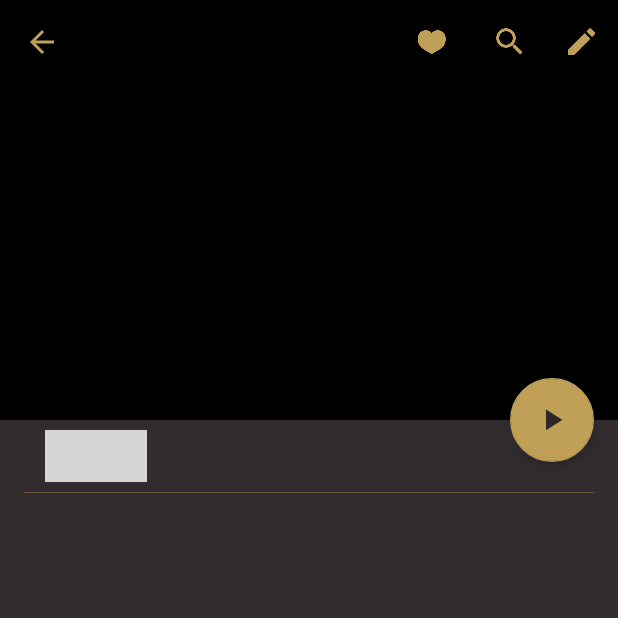
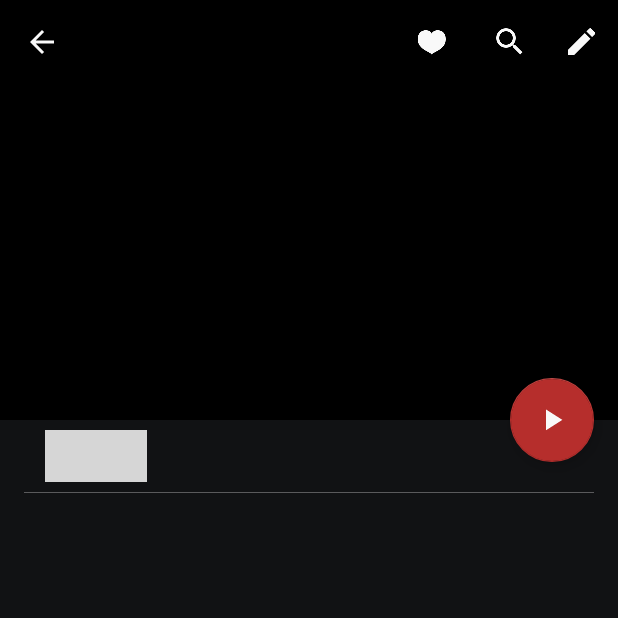
Before and after one commit to DuanJiaNing/Musicoco, an Android app: the SheetDetailActivity screen opened directly, with no data from a screen before it, on a phone screen of 412 x 824 dp, the top half of it. Run offline under Robolectric (Android 15) with nearby library versions, the phone set to English and light mode, and no system bars; libraries missing offline, so code that uses them is left out: android.support.v7, jp.wasabeef.glide, rx.android.schedulers, rx.functions, rx.schedulers; pictures from the network do not load; 5 statements that could not run were skipped; grey boxes are pictures that could not be loaded.

Commit message:
change theme colors

```diff
--- a/app/src/main/AndroidManifest.xml
+++ b/app/src/main/AndroidManifest.xml
@@ -26,7 +26,7 @@
             android:name=".play.PlayActivity"
             android:hardwareAccelerated="true"
             android:launchMode="singleInstance"
-            android:theme="@style/AppTheme.Play" />
+            android:theme="@style/AppTheme" />
 
         <service
             android:exported="true"
--- a/app/src/main/java/com/duan/musicoco/detail/sheet/SheetDetailActivity.java
+++ b/app/src/main/java/com/duan/musicoco/detail/sheet/SheetDetailActivity.java
@@ -116,25 +116,16 @@ public class SheetDetailActivity extends AppCompatActivity implements OnThemeCha
     private void initOptionsMenuColors(Menu menu) {
 
         if (Build.VERSION.SDK_INT >= Build.VERSION_CODES.LOLLIPOP) {
-            Theme th = appPreference.getTheme();
-            int color;
-            switch (th) {
-                case DARK:
-                    color = ColorUtils.get2DarkThemeTextColor()[0];
-                    break;
-                case WHITE:
-                default:
-                    color = Color.WHITE;
-                    break;
-            }
+            int[] colors = ColorUtils.get2ToolbarColors(this);
 
             MenuItem heart = menu.findItem(R.id.sheet_detail_action_collection);
             MenuItem search = menu.findItem(R.id.sheet_detail_search);
             MenuItem edit = menu.findItem(R.id.sheet_detail_action_modify);
 
-            heart.getIcon().setTint(color);
-            search.getIcon().setTint(color);
-            edit.getIcon().setTint(color);
+            int mainC = colors[0];
+            heart.getIcon().setTint(mainC);
+            search.getIcon().setTint(mainC);
+            edit.getIcon().setTint(mainC);
         }
     }
 
@@ -238,68 +229,64 @@ public class SheetDetailActivity extends AppCompatActivity implements OnThemeCha
     public void themeChange(Theme theme, int[] colors) {
 
         Theme th = appPreference.getTheme();
-        updateFloatingBtColor(th);
-        int[] cs = new int[4];
+        int[] cs;
         //标题栏和状态栏颜色
-        int topC;
         switch (th) {
             case DARK:
-                cs = ColorUtils.get4DarkThemeColors();
-                topC = cs[2];
+                cs = ColorUtils.get10DarkThemeColors(this);
                 break;
             case WHITE:
             default:
-                cs = ColorUtils.get4WhiteThemeColors();
-                topC = getResources().getColor(R.color.colorPrimary);
+                cs = ColorUtils.get10WhiteThemeColors(this);
                 break;
         }
 
-        int mainBC = cs[0];
-        int mainTC = cs[1];
-        int vicBC = cs[2];
-        int vicTC = cs[3];
+        int statusC = cs[0];
+        int toolbarC = cs[1];
+        int accentC = cs[2];
+        int mainBC = cs[3];
+        int vicBC = cs[4];
+        int mainTC = cs[5];
+        int vicTC = cs[6];
+        int navC = cs[7];
+        int toolbarMainTC = cs[8];
+        int toolbarVicTC = cs[9];
 
-        songListController.themeChange(th, cs);
+        songListController.themeChange(th, new int[]{
+                mainBC, vicBC,
+                mainTC, vicTC
+        });
 
-        int[] cos = {
-                th == Theme.DARK ? mainTC : mainBC, // 主字体色
-                th == Theme.DARK ? vicTC : vicBC, // 辅字体色
-        };
-        infoController.themeChange(th, cos);
+        collapsingToolbarLayout.setContentScrimColor(toolbarC);
+        collapsingToolbarLayout.setStatusBarScrimColor(statusC);
+        container.setBackgroundColor(mainBC);
 
-        collapsingToolbarLayout.setContentScrimColor(topC);
-        collapsingToolbarLayout.setStatusBarScrimColor(topC);
+        updateToolbarColor(th);
+        updateFloatingBtColor(new int[]{accentC, toolbarMainTC, toolbarVicTC});
 
-        container.setBackgroundColor(mainBC);
-        updateToolbarColor(th == Theme.DARK ? mainTC : mainBC);
+        infoController.themeChange(th, new int[]{toolbarMainTC, toolbarVicTC});
 
     }
 
-    private void updateToolbarColor(int textC) {
-        collapsingToolbarLayout.setCollapsedTitleTextColor(textC);
+    private void updateToolbarColor(Theme theme) {
+
+        int[] colors = ColorUtils.get2ToolbarColors(this);
+
+        int mainC = colors[0];
+        collapsingToolbarLayout.setCollapsedTitleTextColor(mainC);
         if (Build.VERSION.SDK_INT >= Build.VERSION_CODES.LOLLIPOP) {
             Drawable navD = toolbar.getNavigationIcon();
             if (navD != null) {
-                navD.setTint(textC);
+                navD.setTint(mainC);
             }
         }
     }
 
-    private void updateFloatingBtColor(Theme theme) {
-        int[] colors = new int[4];
-        switch (theme) {
-            case DARK:
-                colors = ColorUtils.get4DarkDialogThemeColors();
-                break;
-            case WHITE:
-            default:
-                colors = ColorUtils.get4WhiteDialogThemeColors();
-                break;
-        }
+    private void updateFloatingBtColor(int[] colors) {
 
-        int tintC = colors[0];
+        int bgC = colors[0];
+        int tintC = colors[1];
         int rippleC = colors[2];
-        int bgC = colors[3];
 
         infoController.updateFloatingBtColor(new int[]{tintC, rippleC, bgC});
 
--- a/app/src/main/java/com/duan/musicoco/detail/sheet/SheetSongListController.java
+++ b/app/src/main/java/com/duan/musicoco/detail/sheet/SheetSongListController.java
@@ -387,8 +387,8 @@ public class SheetSongListController implements
     public void themeChange(Theme theme, int[] colors) {
 
         int mainBC = colors[0];
-        int mainTC = colors[1];
-        int vicBC = colors[2];
+        int vicBC = colors[1];
+        int mainTC = colors[2];
         int vicTC = colors[3];
 
         songAdapter.themeChange(theme, new int[]{mainTC, vicTC});
--- a/app/src/main/java/com/duan/musicoco/main/MySheetsAdapter.java
+++ b/app/src/main/java/com/duan/musicoco/main/MySheetsAdapter.java
@@ -58,6 +58,8 @@ public class MySheetsAdapter extends BaseAdapter implements
     private int mainBC;
     private int vicTC;
     private int vicBC;
+    private int accentC;
+
     private final OptionsDialog mDialog;
     private OptionsAdapter moreOptionsAdapter;
 
@@ -258,6 +260,7 @@ public class MySheetsAdapter extends BaseAdapter implements
         mainTC = colors[1];
         vicBC = colors[2];
         vicTC = colors[3];
+        accentC = colors[4];
 
         mDialog.setTitleBarBgColor(vicBC);
         mDialog.setContentBgColor(mainBC);
@@ -265,7 +268,7 @@ public class MySheetsAdapter extends BaseAdapter implements
         mDialog.setTitleTextColor(mainTC);
 
         moreOptionsAdapter.setTextColor(mainTC);
-        moreOptionsAdapter.setIconColor(vicTC);
+        moreOptionsAdapter.setIconColor(accentC);
 
         notifyDataSetChanged();
     }
--- a/app/src/main/java/com/duan/musicoco/util/ColorUtils.java
+++ b/app/src/main/java/com/duan/musicoco/util/ColorUtils.java
@@ -301,19 +301,30 @@ public class ColorUtils {
      * 2 辅背景色
      * 3 辅字体色
      */
-    public static int[] get4WhiteThemeColors() {
-        Context context = App.getContext();
-        int[] colors = new int[4];
+    public static int[] get10WhiteThemeColors(Context context) {
+        int[] colors = new int[10];
         if (Build.VERSION.SDK_INT >= Build.VERSION_CODES.M) {
-            colors[0] = context.getColor(R.color.theme_white_primary); //主背景色
-            colors[1] = context.getColor(R.color.theme_white_main_text); // 主字体色
-            colors[2] = context.getColor(R.color.theme_white_primary_dark); // 辅背景色
-            colors[3] = context.getColor(R.color.theme_white_vic_text); // 辅字体色
+            colors[0] = context.getColor(R.color.theme_white_primary);
+            colors[1] = context.getColor(R.color.theme_white_primary_dark);
+            colors[2] = context.getColor(R.color.theme_white_accent);
+            colors[3] = context.getColor(R.color.theme_white_main_bg);
+            colors[4] = context.getColor(R.color.theme_white_vic_bg);
+            colors[5] = context.getColor(R.color.theme_white_main_text);
+            colors[6] = context.getColor(R.color.theme_white_vic_text);
+            colors[7] = context.getColor(R.color.theme_white_nav);
+            colors[8] = context.getColor(R.color.theme_white_toolbar_main_text);
+            colors[9] = context.getColor(R.color.theme_white_toolbar_vic_text);
         } else {
-            colors[0] = context.getResources().getColor(R.color.theme_white_primary); //主背景色
-            colors[1] = context.getResources().getColor(R.color.theme_white_main_text); // 主字体色
-            colors[2] = context.getResources().getColor(R.color.theme_white_primary_dark); // 辅背景色
-            colors[3] = context.getResources().getColor(R.color.theme_white_vic_text); // 辅字体色
+            colors[0] = context.getResources().getColor(R.color.theme_white_primary);
+            colors[1] = context.getResources().getColor(R.color.theme_white_primary_dark);
+            colors[2] = context.getResources().getColor(R.color.theme_white_accent);
+            colors[3] = context.getResources().getColor(R.color.theme_white_main_bg);
+            colors[4] = context.getResources().getColor(R.color.theme_white_vic_bg);
+            colors[5] = context.getResources().getColor(R.color.theme_white_main_text);
+            colors[6] = context.getResources().getColor(R.color.theme_white_vic_text);
+            colors[7] = context.getResources().getColor(R.color.theme_white_nav);
+            colors[8] = context.getResources().getColor(R.color.theme_white_toolbar_main_text);
+            colors[9] = context.getResources().getColor(R.color.theme_white_toolbar_vic_text);
         }
 
         return colors;
@@ -321,24 +332,41 @@ public class ColorUtils {
 
 
     /**
-     * 0 主背景色
-     * 1 主字体色
-     * 2 辅背景色
-     * 3 辅字体色
+     * 0 状态栏背景色<br>
+     * 1 标题栏背景色<br>
+     * 2 控件首选色<br>
+     * 3 主背景色<br>
+     * 4 辅背景色<br>
+     * 5 主字体色<br>
+     * 6 辅字体色<br>
+     * 7 底部导航背景色<br>
+     * 8 标题栏主字体色<br>
+     * 9 标题栏辅字体色<br>
      */
-    public static int[] get4DarkThemeColors() {
-        Context context = App.getContext();
-        int[] colors = new int[4];
+    public static int[] get10DarkThemeColors(Context context) {
+        int[] colors = new int[10];
         if (Build.VERSION.SDK_INT >= Build.VERSION_CODES.M) {
-            colors[0] = context.getColor(R.color.theme_dark_primary); //主背景色
-            colors[1] = context.getColor(R.color.theme_dark_main_text); // 主字体色
-            colors[2] = context.getColor(R.color.theme_dark_primary_dark); // 辅背景色
-            colors[3] = context.getColor(R.color.theme_dark_vic_text); // 辅字体色
+            colors[0] = context.getColor(R.color.theme_dark_primary);
+            colors[1] = context.getColor(R.color.theme_dark_primary_dark);
+            colors[2] = context.getColor(R.color.theme_dark_accent);
+            colors[3] = context.getColor(R.color.theme_dark_main_bg);
+            colors[4] = context.getColor(R.color.theme_dark_vic_bg);
+            colors[5] = context.getColor(R.color.theme_dark_main_text);
+            colors[6] = context.getColor(R.color.theme_dark_vic_text);
+            colors[7] = context.getColor(R.color.theme_dark_nav);
+            colors[8] = context.getColor(R.color.theme_dark_toolbar_main_text);
+            colors[9] = context.getColor(R.color.theme_dark_toolbar_vic_text);
         } else {
-            colors[0] = context.getResources().getColor(R.color.theme_dark_primary); //主背景色
-            colors[1] = context.getResources().getColor(R.color.theme_dark_main_text); // 主字体色
-            colors[2] = context.getResources().getColor(R.color.theme_dark_primary_dark); // 辅背景色
-            colors[3] = context.getResources().getColor(R.color.theme_dark_vic_text); // 辅字体色
+            colors[0] = context.getResources().getColor(R.color.theme_dark_primary);
+            colors[1] = context.getResources().getColor(R.color.theme_dark_primary_dark);
+            colors[2] = context.getResources().getColor(R.color.theme_dark_accent);
+            colors[3] = context.getResources().getColor(R.color.theme_dark_main_bg);
+            colors[4] = context.getResources().getColor(R.color.theme_dark_vic_bg);
+            colors[5] = context.getResources().getColor(R.color.theme_dark_main_text);
+            colors[6] = context.getResources().getColor(R.color.theme_dark_vic_text);
+            colors[7] = context.getResources().getColor(R.color.theme_dark_nav);
+            colors[8] = context.getResources().getColor(R.color.theme_dark_toolbar_main_text);
+            colors[9] = context.getResources().getColor(R.color.theme_dark_toolbar_vic_text);
         }
 
         return colors;
@@ -353,11 +381,11 @@ public class ColorUtils {
         int[] colors = new int[2];
 
         if (Build.VERSION.SDK_INT >= Build.VERSION_CODES.M) {
-            colors[0] = context.getColor(R.color.dark_l_l_l_l); //主字体色
-            colors[1] = context.getColor(R.color.white_d_d_d_d); // 辅字体色
+            colors[0] = context.getColor(R.color.theme_white_main_text); //主字体色
+            colors[1] = context.getColor(R.color.theme_white_vic_text); // 辅字体色
         } else {
-            colors[0] = context.getResources().getColor(R.color.dark_l_l_l_l);
-            colors[1] = context.getResources().getColor(R.color.white_d_d_d_d);
+            colors[0] = context.getResources().getColor(R.color.theme_white_main_text);
+            colors[1] = context.getResources().getColor(R.color.theme_white_vic_text);
         }
 
         return colors;
@@ -378,6 +406,19 @@ public class ColorUtils {
             colors[0] = context.getResources().getColor(R.color.theme_dark_main_text);
             colors[1] = context.getResources().getColor(R.color.theme_dark_vic_text);
         }
+        return colors;
+    }
+
+    public static int[] get2ToolbarColors(Context context) {
+        int[] colors = new int[2];
+        if (Build.VERSION.SDK_INT >= Build.VERSION_CODES.M) {
+            colors[0] = context.getColor(R.color.white_d);
+            colors[1] = context.getColor(R.color.white_d_d);
+        } else {
+            colors[0] = context.getResources().getColor(R.color.white_d);
+            colors[1] = context.getResources().getColor(R.color.white_d_d);
+        }
+
         return colors;
     }
 
@@ -408,57 +449,6 @@ public class ColorUtils {
         return colors;
     }
 
-    /**
-     * 0 主背景色<br>
-     * 1 主字体色<br>
-     * 2 辅字体色<br>
-     * 3 线条颜色<br>
-     */
-    public static int[] get4DarkDialogThemeColors() {
-        Context context = App.getContext();
-
-        int[] colors = new int[4];
-        if (Build.VERSION.SDK_INT >= Build.VERSION_CODES.M) {
-            colors[0] = context.getColor(R.color.theme_dark_dialog_bg);
-            colors[1] = context.getColor(R.color.theme_dark_dialog_main_text);
-            colors[2] = context.getColor(R.color.theme_dark_dialog_vic_text);
-            colors[3] = context.getColor(R.color.theme_dark_dialog_line);
-        } else {
-            colors[0] = context.getResources().getColor(R.color.theme_dark_dialog_bg);
-            colors[1] = context.getResources().getColor(R.color.theme_dark_dialog_main_text);
-            colors[2] = context.getResources().getColor(R.color.theme_dark_dialog_vic_text);
-            colors[3] = context.getResources().getColor(R.color.theme_dark_dialog_line);
-        }
-
-        return colors;
-    }
-
-
-    /**
-     * 0 主背景色<br>
-     * 1 主字体色<br>
-     * 2 辅字体色<br>
-     * 3 线条颜色<br>
-     */
-    public static int[] get4WhiteDialogThemeColors() {
-        Context context = App.getContext();
-
-        int[] colors = new int[4];
-        if (Build.VERSION.SDK_INT >= Build.VERSION_CODES.M) {
-            colors[0] = context.getColor(R.color.theme_white_dialog_bg);
-            colors[1] = context.getColor(R.color.theme_white_dialog_main_text);
-            colors[2] = context.getColor(R.color.theme_white_dialog_vic_text);
-            colors[3] = context.getColor(R.color.theme_white_dialog_line);
-        } else {
-            colors[0] = context.getResources().getColor(R.color.theme_white_dialog_bg);
-            colors[1] = context.getResources().getColor(R.color.theme_white_dialog_main_text);
-            colors[2] = context.getResources().getColor(R.color.theme_white_dialog_vic_text);
-            colors[3] = context.getResources().getColor(R.color.theme_white_dialog_line);
-        }
-
-        return colors;
-    }
-
     public static boolean isBrightSeriesColor(int color) {
 
         double d = android.support.v4.graphics.ColorUtils.calculateLuminance(color);
--- a/app/src/main/res/layout/dialog.xml
+++ b/app/src/main/res/layout/dialog.xml
@@ -9,7 +9,7 @@
     <View
         android:id="@+id/dialog_line1"
         android:layout_width="match_parent"
-        android:layout_height="2dp"
+        android:layout_height="2px"
         android:background="@color/colorPrimary" />
 
     <LinearLayout
--- a/app/src/main/res/values/colors.xml
+++ b/app/src/main/res/values/colors.xml
@@ -30,41 +30,60 @@
     <color name="dsb_ripple_color_pressed">#77939393</color>
     <color name="dsb_ripple_color_focused">#99999999</color>
 
-    <color name="gold_primary">#332c2f</color>
-    <color name="gold_primary_dark">#2d2729</color>
-    <color name="gold_main_text">#C0A057</color>
-    <color name="gold_vic_text">#635339</color>
+    <!--夜间主题基本色-->
+    <color name="dark_primary">#17181A</color>
+    <color name="dark_primary_dark">#17181a</color>
+    <color name="dark_accent">#B62E2C</color>
+    <color name="dark_main_bg">#111214</color>
+    <color name="dark_vic_bg">#151518</color>
+    <color name="dark_main_text">#A2A3A3</color>
+    <color name="dark_vic_text">#5A5A5C</color>
+    <color name="dark_nav">#17181A</color>
+
+    <!--日间主题基本色-->
+    <color name="white_primary">#de3a31</color>
+    <color name="white_primary_dark">#de3a31</color>
+    <color name="white_accent">#de3a31</color>
+    <color name="white_main_bg">#F2F4F5</color>
+    <color name="white_vic_bg">#E7E9E9</color>
+    <color name="white_main_text">#303131</color>
+    <color name="white_vic_text">#919293</color>
+    <color name="white_nav">#FFFFFF</color>
 
     <color name="red">#e42d2d</color>
 
     <color name="my_sheet_play_bg">#2b000000</color>
     <color name="play_list_item_dark_bg">#05393939</color>
 
+    <color name="favorite">@color/red</color>
 
-    <color name="theme_white_primary">@color/white</color>
-    <color name="theme_white_primary_dark">@color/white_d</color>
-    <color name="theme_white_vic_text">@color/white_d_d_d_d</color>
-    <color name="theme_white_main_text">@color/dark_l_l_l_l_l</color>
 
-    <color name="theme_dark_primary">@color/gold_primary</color>
-    <color name="theme_dark_primary_dark">@color/gold_primary_dark</color>
-    <color name="theme_dark_main_text">@color/gold_main_text</color>
-    <color name="theme_dark_vic_text">@color/gold_vic_text</color>
+    <!--夜间主题基本色-->
+    <color name="theme_dark_primary">@color/dark_primary</color> <!--标题栏背景色-->
+    <color name="theme_dark_primary_dark">@color/dark_primary_dark</color> <!--状态栏背景色-->
+    <color name="theme_dark_accent">@color/dark_accent</color> <!--控件首选色-->
+    <color name="theme_dark_main_bg">@color/dark_main_bg</color> <!--主背景色-->
+    <color name="theme_dark_vic_bg">@color/dark_vic_bg</color> <!--辅背景色-->
+    <color name="theme_dark_main_text">@color/dark_main_text</color> <!--主字体色-->
+    <color name="theme_dark_vic_text">@color/dark_vic_text</color> <!--辅字体色-->
+    <color name="theme_dark_nav">@color/dark_nav</color> <!--底部导航背景色-->
+    <color name="theme_dark_toolbar_main_text">@color/white_d</color> <!--标题栏主字体色-->
+    <color name="theme_dark_toolbar_vic_text">@color/white_d_d</color> <!--标题栏辅字体色-->
+    <!--日间主题基本色-->
+    <color name="theme_white_primary">@color/white_primary</color>
+    <color name="theme_white_primary_dark">@color/white_primary_dark</color>
+    <color name="theme_white_accent">@color/white_accent</color>
+    <color name="theme_white_main_bg">@color/white_main_bg</color>
+    <color name="theme_white_vic_bg">@color/white_vic_bg</color>
+    <color name="theme_white_main_text">@color/white_main_text</color>
+    <color name="theme_white_vic_text">@color/white_vic_text</color>
+    <color name="theme_white_nav">@color/white_nav</color>
+    <color name="theme_white_toolbar_main_text">@color/white_d</color>
+    <color name="theme_white_toolbar_vic_text">@color/white_d_d</color>
+
 
     <color name="rmp_image_default_bg">@color/dark_l_l_l</color>
     <color name="main_rmp_image_filter">@color/white_d_d</color>
     <color name="sheet_detail_image_filter">@color/dark</color>
 
-    <color name="favorite">@color/red</color>
-
-    <color name="theme_dark_dialog_bg">@color/gold_primary_dark</color>
-    <color name="theme_dark_dialog_main_text">@color/gold_main_text</color>
-    <color name="theme_dark_dialog_vic_text">@color/gold_vic_text</color>
-    <color name="theme_dark_dialog_line">@color/gold_main_text</color>
-
-    <color name="theme_white_dialog_bg">@color/white</color>
-    <color name="theme_white_dialog_main_text">@color/dark_l_l_l</color>
-    <color name="theme_white_dialog_vic_text">@color/dark_l_l_l_l</color>
-    <color name="theme_white_dialog_line">@color/colorPrimary</color>
-
 </resources>
```
Also changed, not shown: app/src/main/java/com/duan/musicoco/app/App.java (+5 -4 lines), app/src/main/java/com/duan/musicoco/app/RootActivity.java (+16 -0 lines), app/src/main/java/com/duan/musicoco/main/BottomNavigationController.java (+24 -14 lines), app/src/main/java/com/duan/musicoco/main/MainActivity.java (+0 -10 lines), app/src/main/java/com/duan/musicoco/main/MySheetsController.java (+18 -13 lines), app/src/main/java/com/duan/musicoco/main/RecentMostPlayController.java (+22 -22 lines), app/src/main/java/com/duan/musicoco/play/BottomNavigationController.java (+13 -23 lines), app/src/main/java/com/duan/musicoco/play/PlayActivity.java (+32 -18 lines), app/src/main/java/com/duan/musicoco/shared/DialogProvider.java (+34 -19 lines), app/src/main/res/values/styles.xml (+15 -14 lines).
